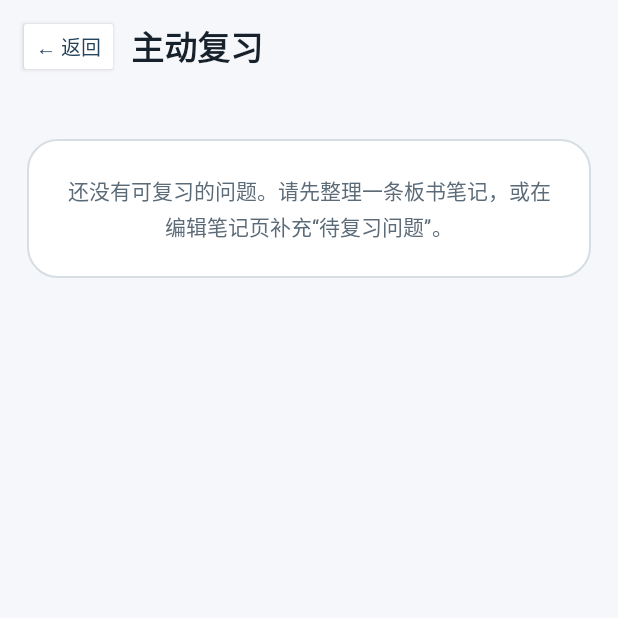
After one commit to yukailong147/NoteMind, an Android app: the ReviewActivity screen opened directly, with no data from a screen before it, on a phone screen of 412 x 824 dp, the top half of it. The commit adds this screen. Run offline under Robolectric (Android 15) with nearby library versions, the phone set to English and light mode, and no system bars.

Commit message:
feat: add active review queue

```diff
--- a/app/build.gradle.kts
+++ b/app/build.gradle.kts
@@ -27,8 +27,8 @@ android {
         applicationId = "com.team.classroomnotes"
         minSdk = 24
         targetSdk = 37
-        versionCode = 9
-        versionName = "0.9.0"
+        versionCode = 10
+        versionName = "1.0.0"
 
         buildConfigField(
             "String",
--- a/app/src/main/AndroidManifest.xml
+++ b/app/src/main/AndroidManifest.xml
@@ -34,6 +34,10 @@
             android:windowSoftInputMode="adjustResize" />
 
         <activity
+            android:name=".ReviewActivity"
+            android:exported="false" />
+
+        <activity
             android:name=".MainActivity"
             android:exported="true"
             android:windowSoftInputMode="adjustResize">
--- a/app/src/main/java/com/team/classroomnotes/MainActivity.kt
+++ b/app/src/main/java/com/team/classroomnotes/MainActivity.kt
@@ -43,6 +43,7 @@ class MainActivity : AppCompatActivity() {
     private lateinit var statusText: TextView
     private lateinit var noteCountText: TextView
     private lateinit var searchNotesButton: Button
+    private lateinit var reviewButton: Button
     private lateinit var emptyStateText: TextView
     private lateinit var notesContainer: LinearLayout
     private lateinit var undoBar: LinearLayout
@@ -90,6 +91,7 @@ class MainActivity : AppCompatActivity() {
         statusText = findViewById(R.id.statusText)
         noteCountText = findViewById(R.id.noteCountText)
         searchNotesButton = findViewById(R.id.searchNotesButton)
+        reviewButton = findViewById(R.id.reviewButton)
         emptyStateText = findViewById(R.id.emptyStateText)
         notesContainer = findViewById(R.id.notesContainer)
         undoBar = findViewById(R.id.undoBar)
@@ -106,6 +108,9 @@ class MainActivity : AppCompatActivity() {
         sampleButton.setOnClickListener { createSampleCapture() }
         searchNotesButton.setOnClickListener {
             startActivity(Intent(this, NoteSearchActivity::class.java))
+        }
+        reviewButton.setOnClickListener {
+            startActivity(Intent(this, ReviewActivity::class.java))
         }
         undoButton.setOnClickListener { undoDelete() }
 
--- /dev/null
+++ b/app/src/main/java/com/team/classroomnotes/ReviewActivity.kt
@@ -0,0 +1,200 @@
+package com.team.classroomnotes
+
+import android.os.Bundle
+import android.view.View
+import android.widget.Button
+import android.widget.LinearLayout
+import android.widget.ScrollView
+import android.widget.TextView
+import androidx.appcompat.app.AppCompatActivity
+import com.team.classroomnotes.data.NoteStore
+import com.team.classroomnotes.data.ReviewOutcome
+import com.team.classroomnotes.data.ReviewQueue
+import com.team.classroomnotes.data.ReviewQuestion
+import com.team.classroomnotes.data.ReviewRecord
+import com.team.classroomnotes.data.ReviewStore
+
+class ReviewActivity : AppCompatActivity() {
+    private lateinit var noteStore: NoteStore
+    private lateinit var reviewStore: ReviewStore
+    private var queue: List<ReviewQuestion> = emptyList()
+    private var currentIndex = 0
+    private var againCount = 0
+
+    private lateinit var progressText: TextView
+    private lateinit var scrollView: ScrollView
+    private lateinit var emptyStateText: TextView
+    private lateinit var questionSection: LinearLayout
+    private lateinit var courseText: TextView
+    private lateinit var noteTitleText: TextView
+    private lateinit var questionText: TextView
+    private lateinit var showAnswerButton: Button
+    private lateinit var answerPanel: LinearLayout
+    private lateinit var summaryText: TextView
+    private lateinit var keyPointsContainer: LinearLayout
+    private lateinit var sourceText: TextView
+    private lateinit var ratingButtons: LinearLayout
+    private lateinit var completionPanel: LinearLayout
+    private lateinit var completionMessageText: TextView
+
+    override fun onCreate(savedInstanceState: Bundle?) {
+        super.onCreate(savedInstanceState)
+        setContentView(R.layout.activity_review)
+
+        noteStore = NoteStore(this)
+        reviewStore = ReviewStore(this)
+        bindViews()
+
+        findViewById<Button>(R.id.reviewBackButton).setOnClickListener { finish() }
+        showAnswerButton.setOnClickListener { revealAnswer() }
+        findViewById<Button>(R.id.reviewAgainButton).setOnClickListener {
+            recordOutcome(ReviewOutcome.AGAIN)
+        }
+        findViewById<Button>(R.id.reviewKnownButton).setOnClickListener {
+            recordOutcome(ReviewOutcome.KNOWN)
+        }
+        findViewById<Button>(R.id.reviewRestartButton).setOnClickListener {
+            startSession()
+        }
+        findViewById<Button>(R.id.reviewHomeButton).setOnClickListener { finish() }
+
+        startSession()
+    }
+
+    private fun bindViews() {
+        progressText = findViewById(R.id.reviewProgressText)
+        scrollView = findViewById(R.id.reviewScroll)
+        emptyStateText = findViewById(R.id.reviewEmptyState)
+        questionSection = findViewById(R.id.reviewQuestionSection)
+        courseText = findViewById(R.id.reviewCourseText)
+        noteTitleText = findViewById(R.id.reviewNoteTitleText)
+        questionText = findViewById(R.id.reviewQuestionText)
+        showAnswerButton = findViewById(R.id.reviewShowAnswerButton)
+        answerPanel = findViewById(R.id.reviewAnswerPanel)
+        summaryText = findViewById(R.id.reviewSummaryText)
+        keyPointsContainer = findViewById(R.id.reviewKeyPointsContainer)
+        sourceText = findViewById(R.id.reviewSourceText)
+        ratingButtons = findViewById(R.id.reviewRatingButtons)
+        completionPanel = findViewById(R.id.reviewCompletionPanel)
+        completionMessageText = findViewById(R.id.reviewCompletionMessage)
+    }
+
+    private fun startSession() {
+        queue = ReviewQueue.build(noteStore.loadAll(), reviewStore.loadAll())
+        currentIndex = 0
+        againCount = 0
+        completionPanel.visibility = View.GONE
+
+        if (queue.isEmpty()) {
+            progressText.text = ""
+            emptyStateText.visibility = View.VISIBLE
+            questionSection.visibility = View.GONE
+        } else {
+            emptyStateText.visibility = View.GONE
+            questionSection.visibility = View.VISIBLE
+            renderQuestion()
+        }
+    }
+
+    private fun renderQuestion() {
+        val question = queue[currentIndex]
+        progressText.text = getString(
+            R.string.review_progress,
+            currentIndex + 1,
+            queue.size
+        )
+        courseText.text = question.courseName
+        noteTitleText.text = question.noteTitle
+        questionText.text = question.questionText
+        summaryText.text = question.summary.ifBlank {
+            getString(R.string.review_summary_missing)
+        }
+        renderKeyPoints(question)
+        sourceText.text = buildSourceText(question)
+
+        answerPanel.visibility = View.GONE
+        ratingButtons.visibility = View.GONE
+        showAnswerButton.visibility = View.VISIBLE
+        questionSection.visibility = View.VISIBLE
+        completionPanel.visibility = View.GONE
+        scrollView.post { scrollView.fullScroll(View.FOCUS_UP) }
+    }
+
+    private fun renderKeyPoints(question: ReviewQuestion) {
+        keyPointsContainer.removeAllViews()
+        if (question.keyPoints.isEmpty()) {
+            keyPointsContainer.addView(paragraph(getString(R.string.review_key_points_missing)))
+            return
+        }
+
+        question.keyPoints.forEach { point ->
+            keyPointsContainer.addView(paragraph("•  $point"))
+        }
+    }
+
+    private fun paragraph(textValue: String): TextView {
+        return TextView(this).apply {
+            text = textValue
+            setTextColor(getColor(R.color.text_primary))
+            textSize = 14f
+            setLineSpacing(0f, 1.25f)
+            setPadding(0, 5, 0, 5)
+        }
+    }
+
+    private fun buildSourceText(question: ReviewQuestion): String {
+        val bookSource = listOf(question.bookName, question.chapter)
+            .filter(String::isNotBlank)
+            .joinToString(" · ")
+        return if (bookSource.isBlank()) {
+            getString(R.string.review_only_note_source, question.noteTitle)
+        } else {
+            getString(R.string.review_source_prefix, bookSource)
+        }
+    }
+
+    private fun revealAnswer() {
+        showAnswerButton.visibility = View.GONE
+        answerPanel.visibility = View.VISIBLE
+        ratingButtons.visibility = View.VISIBLE
+        scrollView.post {
+            scrollView.fullScroll(View.FOCUS_DOWN)
+        }
+    }
+
+    private fun recordOutcome(outcome: ReviewOutcome) {
+        val question = queue[currentIndex]
+        reviewStore.save(
+            ReviewRecord(
+                questionId = question.id,
+                noteId = question.noteId,
+                questionText = question.questionText,
+                outcome = outcome,
+                reviewedAt = System.currentTimeMillis()
+            )
+        )
+        if (outcome == ReviewOutcome.AGAIN) {
+            againCount += 1
+        }
+
+        currentIndex += 1
+        if (currentIndex >= queue.size) {
+            showCompletion()
+        } else {
+            renderQuestion()
+        }
+    }
+
+    private fun showCompletion() {
+        questionSection.visibility = View.GONE
+        emptyStateText.visibility = View.GONE
+        completionPanel.visibility = View.VISIBLE
+        progressText.text = getString(R.string.review_complete_title)
+        completionMessageText.text = getString(
+            R.string.review_complete_message,
+            queue.size,
+            againCount
+        )
+        scrollView.post { scrollView.fullScroll(View.FOCUS_UP) }
+    }
+}
--- /dev/null
+++ b/app/src/main/java/com/team/classroomnotes/data/ReviewQueue.kt
@@ -0,0 +1,58 @@
+package com.team.classroomnotes.data
+
+import java.security.MessageDigest
+
+object ReviewQueue {
+    fun build(
+        notes: List<NoteItem>,
+        records: List<ReviewRecord>
+    ): List<ReviewQuestion> {
+        val latestRecords = records
+            .groupBy { it.questionId }
+            .mapValues { (_, values) -> values.maxBy { it.reviewedAt } }
+
+        return notes
+            .asSequence()
+            .filter { it.status == NoteStatus.SUCCESS }
+            .flatMap { note ->
+                note.questions.asSequence()
+                    .map(String::trim)
+                    .filter(String::isNotEmpty)
+                    .map { question -> note.toReviewQuestion(question) }
+            }
+            .sortedWith(
+                compareBy<ReviewQuestion> {
+                    when (latestRecords[it.id]?.outcome) {
+                        ReviewOutcome.AGAIN -> 0
+                        null -> 1
+                        ReviewOutcome.KNOWN -> 2
+                    }
+                }
+            )
+            .toList()
+    }
+
+    private fun NoteItem.toReviewQuestion(question: String): ReviewQuestion {
+        return ReviewQuestion(
+            id = questionId(id, question),
+            noteId = id,
+            noteTitle = title,
+            courseName = courseName,
+            questionText = question,
+            summary = summary,
+            keyPoints = keyPoints,
+            bookName = bookName,
+            chapter = chapter
+        )
+    }
+
+    fun questionId(noteId: String, questionText: String): String {
+        val source = "$noteId\u0000${questionText.trim()}".toByteArray(Charsets.UTF_8)
+        return MessageDigest.getInstance("SHA-256")
+            .digest(source)
+            .joinToString(separator = "") { byte -> "%02x".format(byte) }
+            .take(ID_LENGTH)
+    }
+
+    private const val ID_LENGTH = 24
+}
--- /dev/null
+++ b/app/src/main/res/layout/activity_review.xml
@@ -0,0 +1,288 @@
+<?xml version="1.0" encoding="utf-8"?>
+<LinearLayout xmlns:android="http://schemas.android.com/apk/res/android"
+    android:layout_width="match_parent"
+    android:layout_height="match_parent"
+    android:background="@color/screen_bg"
+    android:fitsSystemWindows="true"
+    android:orientation="vertical">
+
+    <LinearLayout
+        android:layout_width="match_parent"
+        android:layout_height="wrap_content"
+        android:gravity="center_vertical"
+        android:orientation="horizontal"
+        android:paddingStart="12dp"
+        android:paddingTop="10dp"
+        android:paddingEnd="16dp"
+        android:paddingBottom="6dp">
+
+        <Button
+            android:id="@+id/reviewBackButton"
+            android:layout_width="wrap_content"
+            android:layout_height="42dp"
+            android:backgroundTint="@color/surface"
+            android:minWidth="56dp"
+            android:text="@string/back"
+            android:textAllCaps="false"
+            android:textColor="@color/navy"
+            android:textSize="13sp" />
+
+        <TextView
+            android:layout_width="0dp"
+            android:layout_height="wrap_content"
+            android:layout_marginStart="8dp"
+            android:layout_weight="1"
+            android:text="@string/review_page_title"
+            android:textColor="@color/text_primary"
+            android:textSize="22sp"
+            android:textStyle="bold" />
+    </LinearLayout>
+
+    <TextView
+        android:id="@+id/reviewProgressText"
+        android:layout_width="match_parent"
+        android:layout_height="wrap_content"
+        android:paddingStart="18dp"
+        android:paddingTop="4dp"
+        android:paddingEnd="18dp"
+        android:paddingBottom="8dp"
+        android:textColor="@color/blue"
+        android:textSize="13sp"
+        android:textStyle="bold" />
+
+    <ScrollView
+        android:id="@+id/reviewScroll"
+        android:layout_width="match_parent"
+        android:layout_height="0dp"
+        android:layout_weight="1"
+        android:clipToPadding="false"
+        android:fillViewport="true">
+
+        <LinearLayout
+            android:layout_width="match_parent"
+            android:layout_height="wrap_content"
+            android:orientation="vertical"
+            android:paddingStart="18dp"
+            android:paddingTop="4dp"
+            android:paddingEnd="18dp"
+            android:paddingBottom="24dp">
+
+            <TextView
+                android:id="@+id/reviewEmptyState"
+                android:layout_width="match_parent"
+                android:layout_height="wrap_content"
+                android:background="@drawable/bg_panel"
+                android:gravity="center"
+                android:lineSpacingExtra="3dp"
+                android:padding="24dp"
+                android:text="@string/review_empty"
+                android:textColor="@color/text_muted"
+                android:textSize="14sp"
+                android:visibility="gone" />
+
+            <LinearLayout
+                android:id="@+id/reviewQuestionSection"
+                android:layout_width="match_parent"
+                android:layout_height="wrap_content"
+                android:orientation="vertical">
+
+                <TextView
+                    android:id="@+id/reviewCourseText"
+                    android:layout_width="wrap_content"
+                    android:layout_height="wrap_content"
+                    android:background="@drawable/bg_chip"
+                    android:paddingStart="10dp"
+                    android:paddingTop="5dp"
+                    android:paddingEnd="10dp"
+                    android:paddingBottom="5dp"
+                    android:textColor="@color/navy"
+                    android:textSize="12sp"
+                    android:textStyle="bold" />
+
+                <TextView
+                    android:id="@+id/reviewNoteTitleText"
+                    android:layout_width="match_parent"
+                    android:layout_height="wrap_content"
+                    android:layout_marginTop="9dp"
+                    android:textColor="@color/text_muted"
+                    android:textSize="13sp" />
+
+                <LinearLayout
+                    android:layout_width="match_parent"
+                    android:layout_height="wrap_content"
+                    android:layout_marginTop="14dp"
+                    android:background="@drawable/bg_panel"
+                    android:orientation="vertical"
+                    android:padding="18dp">
+
+                    <TextView
+                        android:layout_width="match_parent"
+                        android:layout_height="wrap_content"
+                        android:text="@string/review_question_label"
+                        android:textColor="@color/blue"
+                        android:textSize="12sp"
+                        android:textStyle="bold" />
+
+                    <TextView
+                        android:id="@+id/reviewQuestionText"
+                        android:layout_width="match_parent"
+                        android:layout_height="wrap_content"
+                        android:layout_marginTop="12dp"
+                        android:lineSpacingExtra="4dp"
+                        android:textColor="@color/text_primary"
+                        android:textSize="22sp"
+                        android:textStyle="bold" />
+                </LinearLayout>
+
+                <Button
+                    android:id="@+id/reviewShowAnswerButton"
+                    android:layout_width="match_parent"
+                    android:layout_height="50dp"
+                    android:layout_marginTop="14dp"
+                    android:backgroundTint="@color/navy"
+                    android:text="@string/review_show_answer"
+                    android:textAllCaps="false"
+                    android:textColor="@color/white"
+                    android:textSize="15sp" />
+
+                <LinearLayout
+                    android:id="@+id/reviewAnswerPanel"
+                    android:layout_width="match_parent"
+                    android:layout_height="wrap_content"
+                    android:layout_marginTop="14dp"
+                    android:background="@drawable/bg_panel"
+                    android:orientation="vertical"
+                    android:padding="16dp"
+                    android:visibility="gone">
+
+                    <TextView
+                        android:layout_width="match_parent"
+                        android:layout_height="wrap_content"
+                        android:text="@string/review_answer_title"
+                        android:textColor="@color/text_primary"
+                        android:textSize="17sp"
+                        android:textStyle="bold" />
+
+                    <TextView
+                        android:id="@+id/reviewSummaryText"
+                        android:layout_width="match_parent"
+                        android:layout_height="wrap_content"
+                        android:layout_marginTop="10dp"
+                        android:lineSpacingExtra="3dp"
+                        android:textColor="@color/text_primary"
+                        android:textSize="14sp" />
+
+                    <TextView
+                        android:layout_width="match_parent"
+                        android:layout_height="wrap_content"
+                        android:layout_marginTop="16dp"
+                        android:text="@string/review_key_points_title"
+                        android:textColor="@color/text_primary"
+                        android:textSize="15sp"
+                        android:textStyle="bold" />
+
+                    <LinearLayout
+                        android:id="@+id/reviewKeyPointsContainer"
+                        android:layout_width="match_parent"
+                        android:layout_height="wrap_content"
+                        android:layout_marginTop="6dp"
+                        android:orientation="vertical" />
+
+                    <TextView
+                        android:id="@+id/reviewSourceText"
+                        android:layout_width="match_parent"
+                        android:layout_height="wrap_content"
+                        android:layout_marginTop="14dp"
+                        android:textColor="@color/text_muted"
+                        android:textSize="12sp" />
+                </LinearLayout>
+
+                <LinearLayout
+                    android:id="@+id/reviewRatingButtons"
+                    android:layout_width="match_parent"
+                    android:layout_height="wrap_content"
+                    android:layout_marginTop="12dp"
+                    android:orientation="horizontal"
+                    android:visibility="gone">
+
+                    <Button
+                        android:id="@+id/reviewAgainButton"
+                        android:layout_width="0dp"
+                        android:layout_height="50dp"
+                        android:layout_marginEnd="5dp"
+                        android:layout_weight="1"
+                        android:backgroundTint="#FFF4E5"
+                        android:text="@string/review_again"
+                        android:textAllCaps="false"
+                        android:textColor="#8A4B08"
+                        android:textSize="14sp" />
+
+                    <Button
+                        android:id="@+id/reviewKnownButton"
+                        android:layout_width="0dp"
+                        android:layout_height="50dp"
+                        android:layout_marginStart="5dp"
+                        android:layout_weight="1"
+                        android:backgroundTint="@color/pale_blue"
+                        android:text="@string/review_known"
+                        android:textAllCaps="false"
+                        android:textColor="@color/navy"
+                        android:textSize="14sp" />
+                </LinearLayout>
+            </LinearLayout>
+
+            <LinearLayout
+                android:id="@+id/reviewCompletionPanel"
+                android:layout_width="match_parent"
+                android:layout_height="wrap_content"
+                android:background="@drawable/bg_panel"
+                android:gravity="center"
+                android:orientation="vertical"
+                android:padding="24dp"
+                android:visibility="gone">
+
+                <TextView
+                    android:layout_width="match_parent"
+                    android:layout_height="wrap_content"
+                    android:gravity="center"
+                    android:text="@string/review_complete_title"
+                    android:textColor="@color/text_primary"
+                    android:textSize="22sp"
+                    android:textStyle="bold" />
+
+                <TextView
+                    android:id="@+id/reviewCompletionMessage"
+                    android:layout_width="match_parent"
+                    android:layout_height="wrap_content"
+                    android:layout_marginTop="10dp"
+                    android:gravity="center"
+                    android:lineSpacingExtra="3dp"
+                    android:textColor="@color/text_muted"
+                    android:textSize="14sp" />
+
+                <Button
+                    android:id="@+id/reviewRestartButton"
+                    android:layout_width="match_parent"
+                    android:layout_height="48dp"
+                    android:layout_marginTop="18dp"
+                    android:backgroundTint="@color/navy"
+                    android:text="@string/review_restart"
+                    android:textAllCaps="false"
+                    android:textColor="@color/white"
+                    android:textSize="14sp" />
+
+                <Button
+                    android:id="@+id/reviewHomeButton"
+                    android:layout_width="match_parent"
+                    android:layout_height="46dp"
+                    android:layout_marginTop="8dp"
+                    android:backgroundTint="@color/pale_blue"
+                    android:text="@string/review_back_home"
+                    android:textAllCaps="false"
+                    android:textColor="@color/navy"
+                    android:textSize="14sp" />
+            </LinearLayout>
+        </LinearLayout>
+    </ScrollView>
+
+</LinearLayout>
--- a/app/src/main/res/values/strings.xml
+++ b/app/src/main/res/values/strings.xml
@@ -110,6 +110,24 @@
     <string name="field_course">课程</string>
     <string name="field_book">教材</string>
     <string name="field_summary">摘要</string>
+    <string name="review_button">开始复习</string>
+    <string name="review_page_title">主动复习</string>
+    <string name="review_progress">第 %1$d / %2$d 题</string>
+    <string name="review_empty">还没有可复习的问题。请先整理一条板书笔记，或在编辑笔记页补充“待复习问题”。</string>
+    <string name="review_question_label">先在心里回答这道题</string>
+    <string name="review_show_answer">显示答案</string>
+    <string name="review_answer_title">参考答案与笔记证据</string>
+    <string name="review_summary_missing">这条笔记没有填写摘要。</string>
+    <string name="review_key_points_title">关键知识点</string>
+    <string name="review_key_points_missing">这条笔记没有填写知识点。</string>
+    <string name="review_source_prefix">来源：%1$s</string>
+    <string name="review_only_note_source">来源：%1$s</string>
+    <string name="review_again">再看看</string>
+    <string name="review_known">会了</string>
+    <string name="review_complete_title">本轮复习完成</string>
+    <string name="review_complete_message">共作答 %1$d 题。选择“再看看”的 %2$d 题，会在下一轮优先出现。</string>
+    <string name="review_restart">再来一轮</string>
+    <string name="review_back_home">返回首页</string>
     <string name="draft_title">待整理课堂记录</string>
     <string name="ai_success">板书整理完成</string>
     <string name="ai_failed">整理失败，原图和草稿已经保留</string>
```
Also changed, not shown: app/src/main/java/com/team/classroomnotes/data/ReviewModels.kt (added, +26 -0 lines), app/src/main/java/com/team/classroomnotes/data/ReviewStore.kt (added, +87 -0 lines), app/src/main/res/layout/activity_main.xml (+11 -0 lines), 4 other files.
